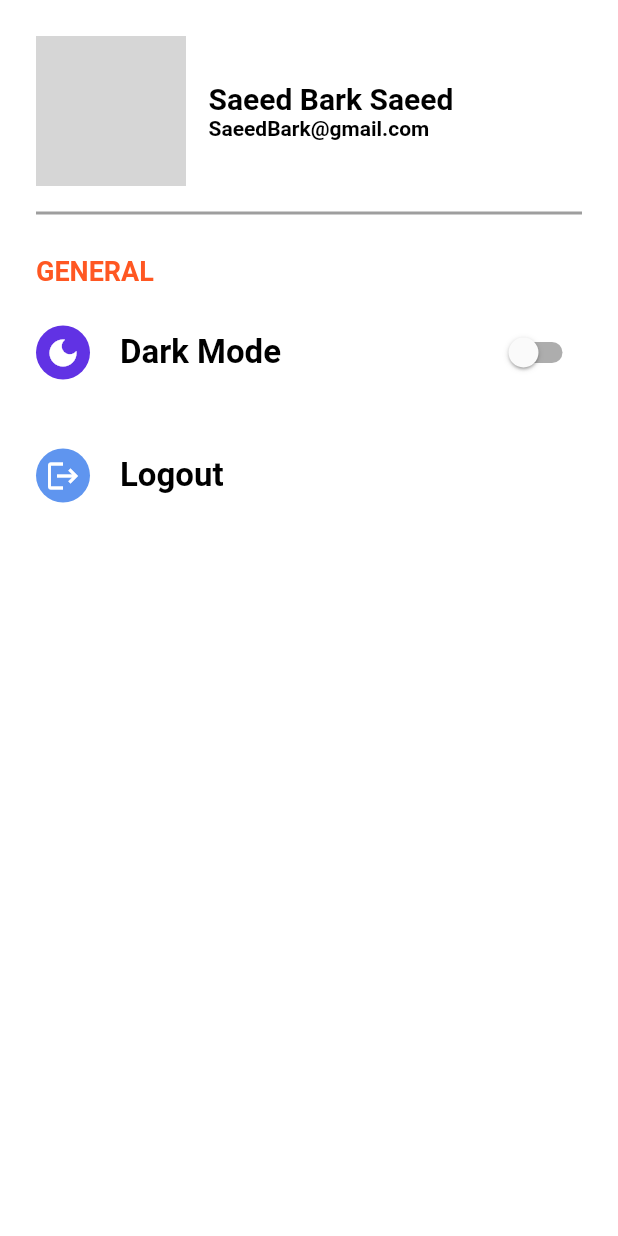
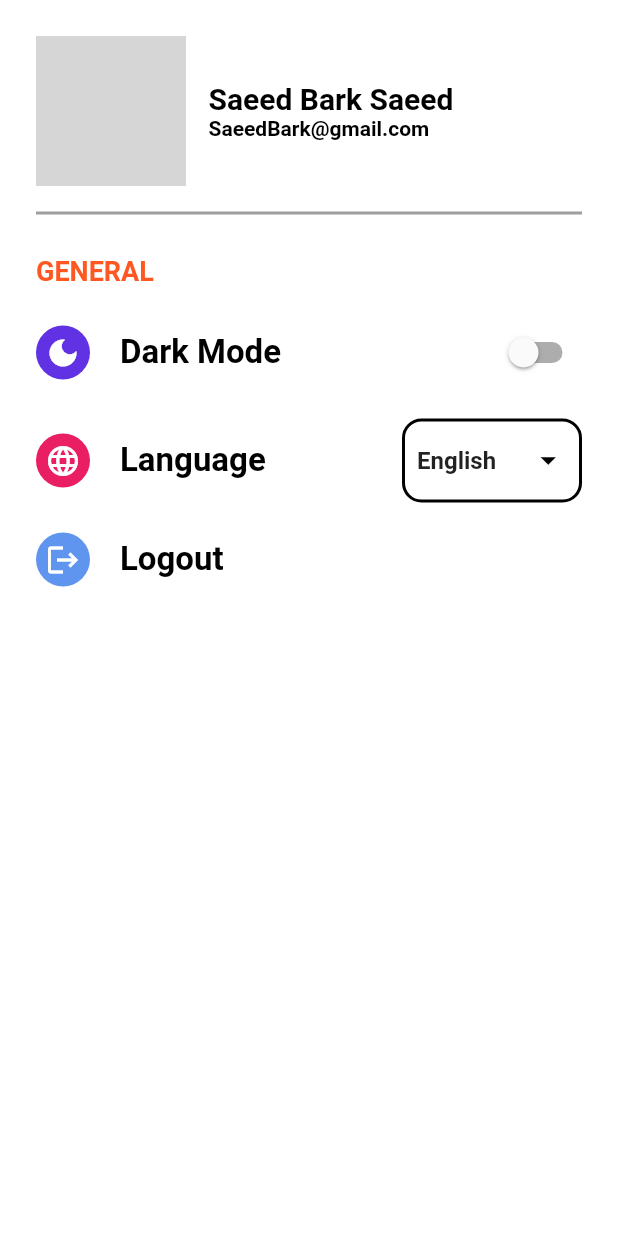
Before and after one commit to saeedBark/e_commerce, a Flutter app: the SettingScreen screen opened directly, on a phone screen of 412 x 824 dp. Run offline on Flutter 3.47's test engine with Material 2 defaults, Android fonts, the phone set to English and light mode, and no system bars; our stand-ins replace carousel_slider, firebase_auth, firebase_core, flutter_rating_bar, get, get_storage and 3 more; accounts and stored records are empty; network calls fail; grey boxes are pictures that could not be loaded.

Commit message:
Setting language

```diff
--- /dev/null
+++ b/lib/language/ar.dart
@@ -0,0 +1,6 @@
+const Map<String, String> ar = {
+  "GENERAL": "عام",
+  "Dark Mode": "الوضع الداكن",
+  "Language": "لغة",
+  "Logout": "تسجيل خروج",
+};
--- /dev/null
+++ b/lib/language/en.dart
@@ -0,0 +1,6 @@
+const Map<String, String> en = {
+  "GENERAL": "GENERAL",
+  "Dark Mode": "Dark Mode",
+  "Language": "Language",
+  "Logout": "Logout",
+};
--- /dev/null
+++ b/lib/language/fr.dart
@@ -0,0 +1,6 @@
+const Map<String, String> fr = {
+  "GENERAL": "GÉNÉRAL",
+  "Dark Mode": "Mode sombre",
+  "Language": "Langue",
+  "Logout": "Se déconnecter",
+};
--- /dev/null
+++ b/lib/language/localiztion.dart
@@ -0,0 +1,20 @@
+
+
+
+
+import 'package:get/route_manager.dart';
+
+import '../utils/my_string .dart';
+import 'ar.dart';
+import 'en.dart';
+import 'fr.dart';
+
+class LocaliztionApp extends Translations{
+  @override
+  Map<String,Map<String,String>> get keys => {
+
+    ene : en,
+    ara : ar,
+    frf : fr
+  };
+}
--- a/lib/logic/controller/setting_controller.dart
+++ b/lib/logic/controller/setting_controller.dart
@@ -1,3 +1,4 @@
+import 'package:flutter/material.dart';
 import 'package:get/get.dart';
 
 class SettingController extends GetxController {
@@ -6,4 +7,11 @@ class SettingController extends GetxController {
  String capitalize(String profileName){
   return profileName.split(" ").map((name) => name.capitalize).join(" ");
  }
+
+
+
+ void changeLanguage(String typeLang){
+  Get.updateLocale(Locale(typeLang));
+  update();
+ }
 }
--- a/lib/main.dart
+++ b/lib/main.dart
@@ -1,3 +1,4 @@
+import 'package:e_commerce/language/localiztion.dart';
 import 'package:e_commerce/logic/controller/theme_controller.dart';
 import 'package:e_commerce/utils/routes/routes.dart';
 import 'package:e_commerce/utils/theme.dart';
@@ -6,6 +7,8 @@ import 'package:firebase_core/firebase_core.dart';
 import 'package:flutter/material.dart';
 import 'package:get/get.dart';
 import 'package:get_storage/get_storage.dart';
+
+import 'utils/my_string .dart';
 
 void main() async {
   WidgetsFlutterBinding.ensureInitialized();
@@ -22,6 +25,9 @@ class Ecommerce extends StatelessWidget {
   Widget build(BuildContext context) {
     return GetMaterialApp(
       debugShowCheckedModeBanner: false,
+      locale: Locale(ene),
+      translations: LocaliztionApp(),
+      fallbackLocale: Locale(ene),
       title: 'Shop app',
       theme: ThemeApp.light,
       darkTheme: ThemeApp.dark,
--- a/lib/utils/my_string .dart
+++ b/lib/utils/my_string .dart
@@ -5,4 +5,11 @@ String validationName = r'^[a-z A-Z]+$';
 
 String baseUrl = 'https://fakestoreapi.com';
 
+String arabic = 'Arabic';
+String english = 'English';
+String french = 'French';
+
+String ara = 'ar';
+String ene = 'en';
+String frf = 'fr';
 // C:\Users\acer\.android\debug.keystore
--- a/lib/view/screens/home_screen.dart
+++ b/lib/view/screens/home_screen.dart
@@ -3,7 +3,6 @@ import 'package:e_commerce/view/widget/home/card_item.dart';
 import 'package:e_commerce/view/widget/home/search_form_text.dart';
 import 'package:e_commerce/view/widget/text_util.dart';
 import 'package:flutter/material.dart';
-import 'package:flutter/src/widgets/framework.dart';
 import 'package:get/get.dart';
 
 class HomeScreen extends StatelessWidget {
--- a/lib/view/screens/setting_screen.dart
+++ b/lib/view/screens/setting_screen.dart
@@ -6,6 +6,7 @@ import 'package:flutter/material.dart';
 import 'package:get/get.dart';
 
 import '../widget/setting/darkMode_widget.dart';
+import '../widget/setting/language_widget.dart';
 import '../widget/setting/log_out_widget.dart';
 import '../widget/setting/profile_widget.dart';
 
@@ -40,7 +41,7 @@ class SettingScreen extends StatelessWidget {
           SizedBox(height: 20,),
           DarkModeWidget(),
           SizedBox(height: 20,),
-      //    LanguageWidget(),
+          LanguageWidget(),
           SizedBox(height: 20,),
           LogOutWidget(),
         ],
--- /dev/null
+++ b/lib/view/widget/setting/language_widget.dart
@@ -0,0 +1,98 @@
+import 'package:e_commerce/logic/controller/setting_controller.dart';
+import 'package:flutter/material.dart';
+import 'package:get/get.dart';
+
+import '../../../utils/my_string .dart';
+import '../text_util.dart';
+
+class LanguageWidget extends StatelessWidget {
+  LanguageWidget({Key? key}) : super(key: key);
+  final controller = Get.find<SettingController>();
+  @override
+  Widget build(BuildContext context) =>
+      GetBuilder<SettingController>(builder: (_) {
+        return Row(
+          mainAxisAlignment: MainAxisAlignment.spaceBetween,
+          children: [
+            Material(
+              color: Colors.transparent,
+              child: Row(
+                children: [
+                  Container(
+                    padding: const EdgeInsets.all(6),
+                    decoration: const BoxDecoration(
+                      shape: BoxShape.circle,
+                      color: Colors.pink,
+                    ),
+                    child: const Icon(
+                      Icons.language,
+                      color: Colors.white,
+                    ),
+                  ),
+                  const SizedBox(
+                    width: 20,
+                  ),
+                  TextUtils(
+                    fontSize: 22,
+                    fontWeight: FontWeight.bold,
+                    text: 'Language',
+                    color: Get.isDarkMode ? Colors.white : Colors.black,
+                    underline: TextDecoration.none,
+                  ),
+                ],
+              ),
+            ),
+            Container(
+              width: 120,
+              padding: const EdgeInsets.symmetric(horizontal: 8.0, vertical: 2),
+              // height: 10,
+              decoration: BoxDecoration(
+                borderRadius: BorderRadius.circular(13),
+                border: Border.all(
+                    color: Get.isDarkMode ? Colors.white : Colors.black,
+                    width: 2),
+              ),
+              child: DropdownButtonHideUnderline(
+                child: DropdownButton<String>(
+                  iconSize: 25,
+                  icon: Icon(
+                    Icons.arrow_drop_down,
+                    color: Get.isDarkMode ? Colors.white : Colors.black,
+                  ),
+                  items: [
+                    DropdownMenuItem(
+                      value: ara,
+                      child: Text(
+                        arabic,
+                        style: const TextStyle(
+                            fontSize: 16, fontWeight: FontWeight.bold),
+                      ),
+                    ),
+                    DropdownMenuItem(
+                      value: ene,
+                      child: Text(
+                        english,
+                        style: const TextStyle(
+                            fontSize: 16, fontWeight: FontWeight.bold),
+                      ),
+                    ),
+                    DropdownMenuItem(
+                      value: frf,
+                      child: Text(
+                        french,
+                        style:  const TextStyle(
+                            fontSize: 16, fontWeight: FontWeight.bold),
+                      ),
+                    ),
+                  ],
+                  value: ene,
+                  onChanged: (value) {
+                    controller.changeLanguage(value!);
+                  },
+                ),
+              ),
+            )
+          ],
+        );
+      });
+}
```
